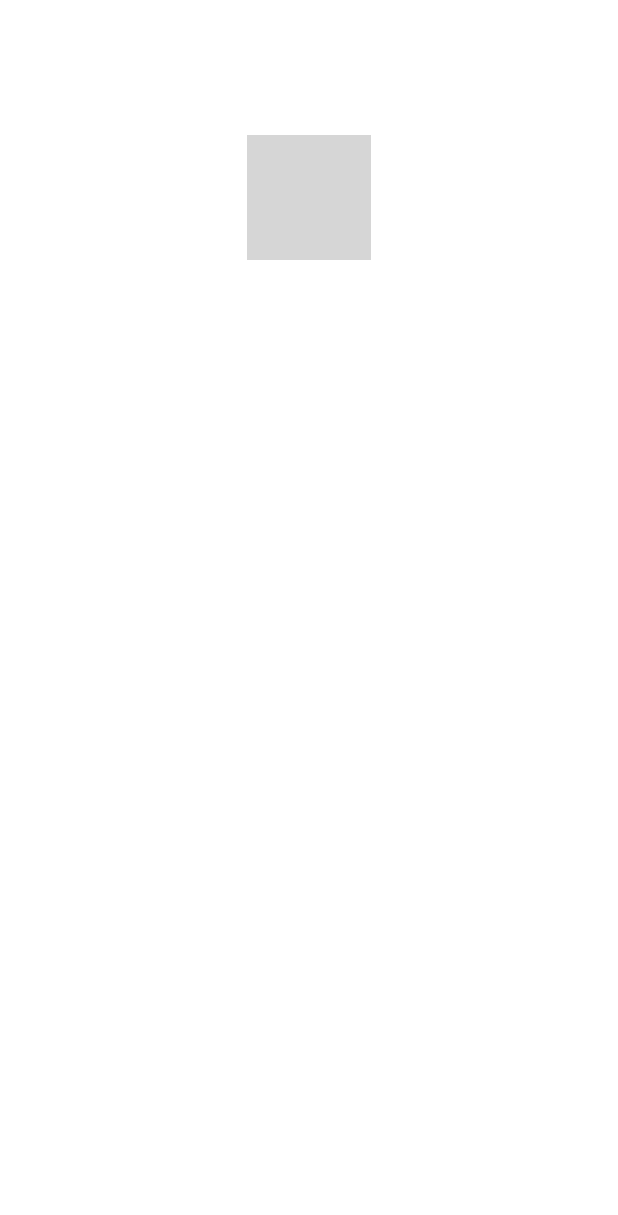
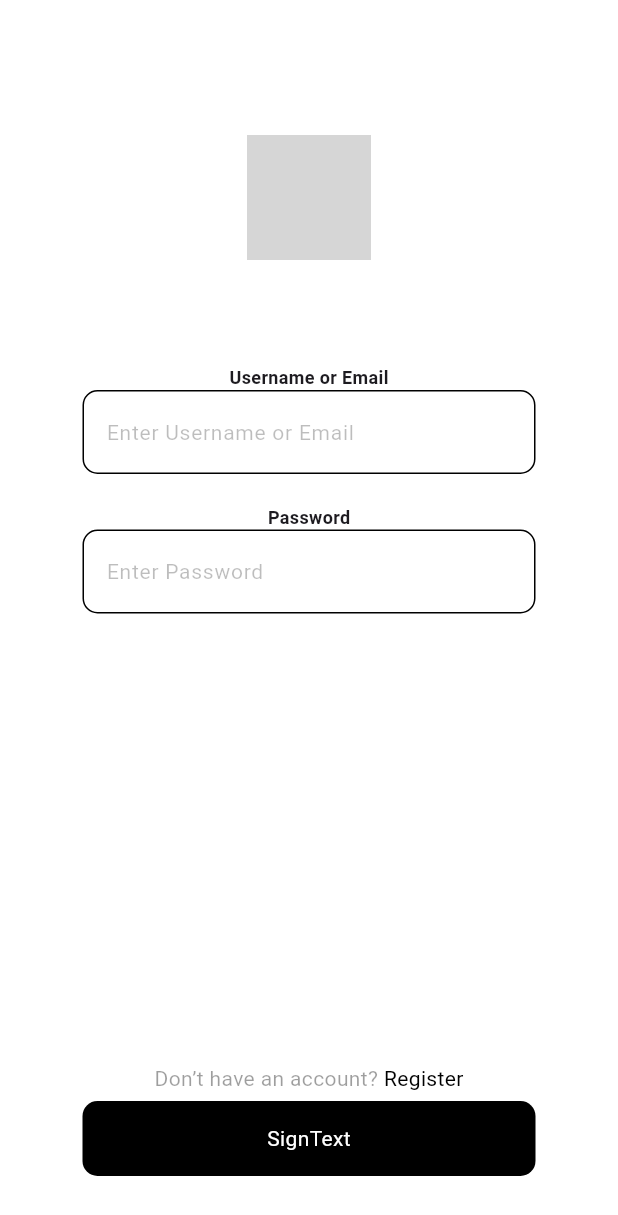
Before and after one commit to cxsx-9/Bechan, a Flutter app: the screen it shows after launch, on a phone screen of 412 x 824 dp. Shown: the top 1215 px of the screen. Run offline on Flutter 3.47's test engine with Material 3 defaults, Android fonts, the phone set to English and light mode, and no system bars; grey boxes are pictures that could not be loaded.

Commit message:
add login page UI

```diff
--- a/lib/main.dart
+++ b/lib/main.dart
@@ -11,7 +11,7 @@ class MyApp extends StatelessWidget {
   // This widget is the root of your application.
   @override
   Widget build(BuildContext context) {
-    return const MaterialApp(
+    return MaterialApp(
       debugShowCheckedModeBanner: false,
       home: LoginPage(),
     );
--- a/lib/pages/login_page.dart
+++ b/lib/pages/login_page.dart
@@ -1,7 +1,14 @@
+import 'package:bechan/pages/login_textfeild.dart';
+import 'package:bechan/pages/submit_button.dart';
 import 'package:flutter/material.dart';
 
 class LoginPage extends StatelessWidget {
-  const LoginPage({super.key});
+  LoginPage({super.key});
+
+  final usernameController = TextEditingController();
+  final passwordController = TextEditingController();
+
+  void SignInUser(){}
 
   @override
   Widget build(BuildContext context) {
@@ -21,7 +28,25 @@ class LoginPage extends StatelessWidget {
               const SizedBox(height: 70,),
 
               // TextFeild
+              InputTextFeild(controller: usernameController, infoText: "Username or Email", hintText: "Enter Username or Email", obscureText: false),
+              const SizedBox(height: 20,),
+              InputTextFeild(controller: passwordController, infoText: "Password", hintText: "Enter Password", obscureText: true),
 
+
+              // Register
+              const SizedBox(height: 300,),
+              const Row(
+                mainAxisAlignment: MainAxisAlignment.center,
+                children: [
+                  Text("Don’t have an account? ", style: TextStyle(color: Colors.black38),),
+                  Text("Register", style: TextStyle(color: Colors.black),)
+
+                ],
+              ),
+              const SizedBox(height: 5,),
+              SubmitButton(
+                onTap: SignInUser,
+              ),
             ],
           ),
         ),
--- a/lib/pages/login_textfeild.dart
+++ b/lib/pages/login_textfeild.dart
@@ -2,18 +2,52 @@ import 'package:flutter/material.dart';
 
 class InputTextFeild extends StatelessWidget {
   final controller;
+  final String infoText;
   final String hintText;
   final bool obscureText;
 
   const InputTextFeild({
     super.key,
     required this.controller,
+    required this.infoText,
     required this.hintText,
     required this.obscureText,
   });
 
   @override
   Widget build(BuildContext context) {
-    return Padding(padding: padding)
+    return Padding(
+      padding: const EdgeInsets.symmetric(horizontal: 55.0),
+      child: Column(
+        children: [
+          Text(
+            textAlign: TextAlign.left,
+            style: const TextStyle(
+              fontSize: 12,
+              fontWeight: FontWeight.w600
+              ),
+            infoText
+          ),
+          TextField(
+            controller: controller,
+            obscureText: obscureText,
+            decoration: InputDecoration(
+              enabledBorder: const OutlineInputBorder(
+                borderRadius: BorderRadius.all(Radius.circular(10)),
+                borderSide: BorderSide(color: Colors.black),
+              ),
+              focusedBorder: const OutlineInputBorder(
+                borderRadius: BorderRadius.all(Radius.circular(10)),
+                borderSide: BorderSide(color: Colors.grey)
+              ),
+              fillColor: Colors.white,
+              filled: true,
+              hintText: hintText,
+              hintStyle: const TextStyle(color: Colors.black26, fontSize: 14)
+            ),
+          ),
+        ],
+      )
+    );
   }
 }
--- /dev/null
+++ b/lib/pages/submit_button.dart
@@ -0,0 +1,30 @@
+import 'package:flutter/material.dart';
+
+class SubmitButton extends StatelessWidget {
+  final Function()? onTap;
+  const SubmitButton({
+    super.key,
+    required this.onTap
+    });
+
+  @override
+  Widget build(BuildContext context) {
+    return GestureDetector(
+      onTap: onTap,
+      child: Container(
+        padding: const EdgeInsets.all(15),
+        margin: const EdgeInsets.symmetric(horizontal: 55),
+        decoration: const BoxDecoration(
+          color : Colors.black,
+          borderRadius: BorderRadius.all(Radius.circular(10)),
+        ),
+        child: const Center(
+          child: Text(
+            "SignText",
+            style: TextStyle(color: Colors.white),
+          ),
+        )
+      ),
+    );
+  }
+}
```
